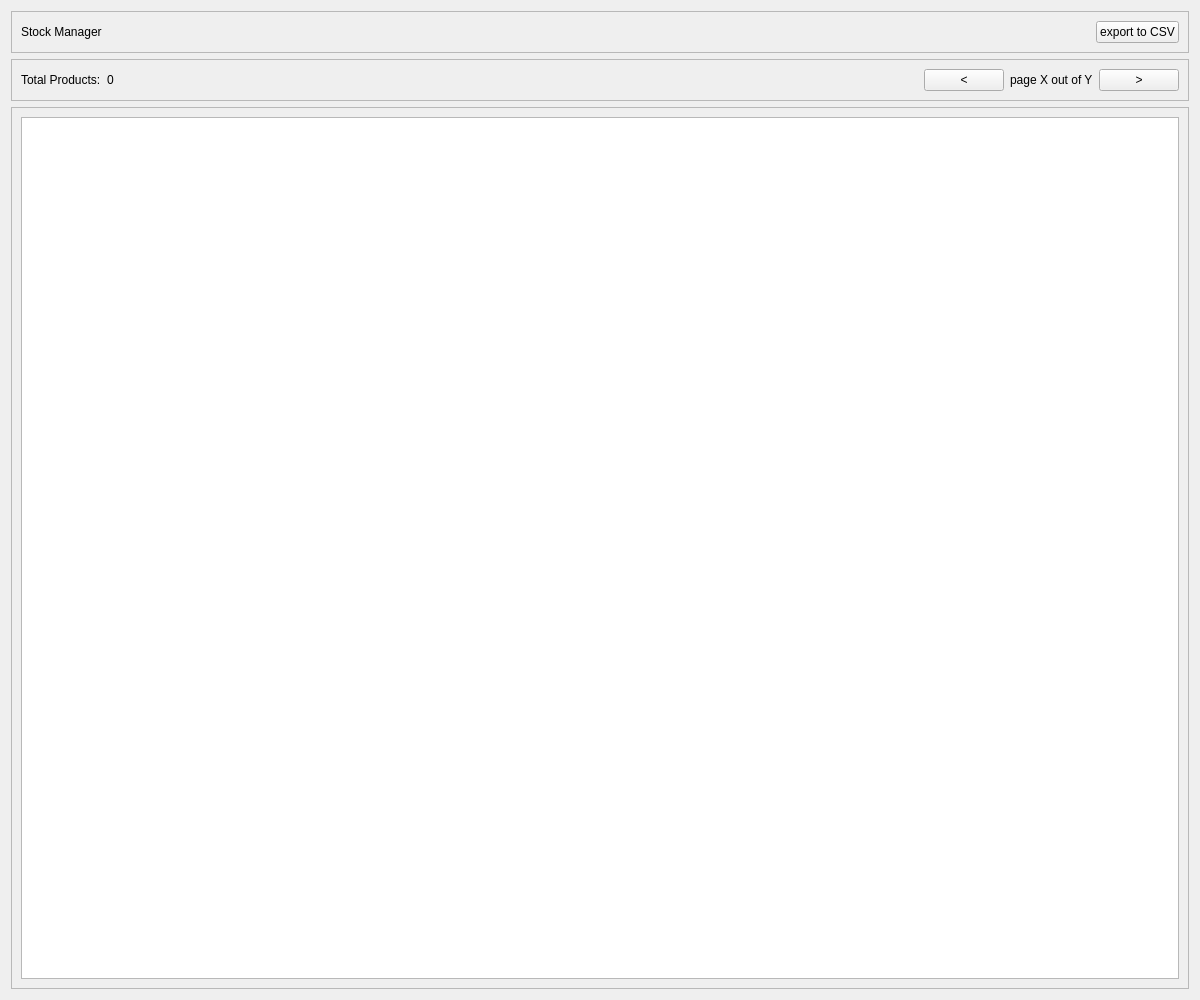
The window that penyamanager/admin/stockmanagementwindow.ui (eguzki/penyamanager) describes before a commit, drawn with Qt 5.
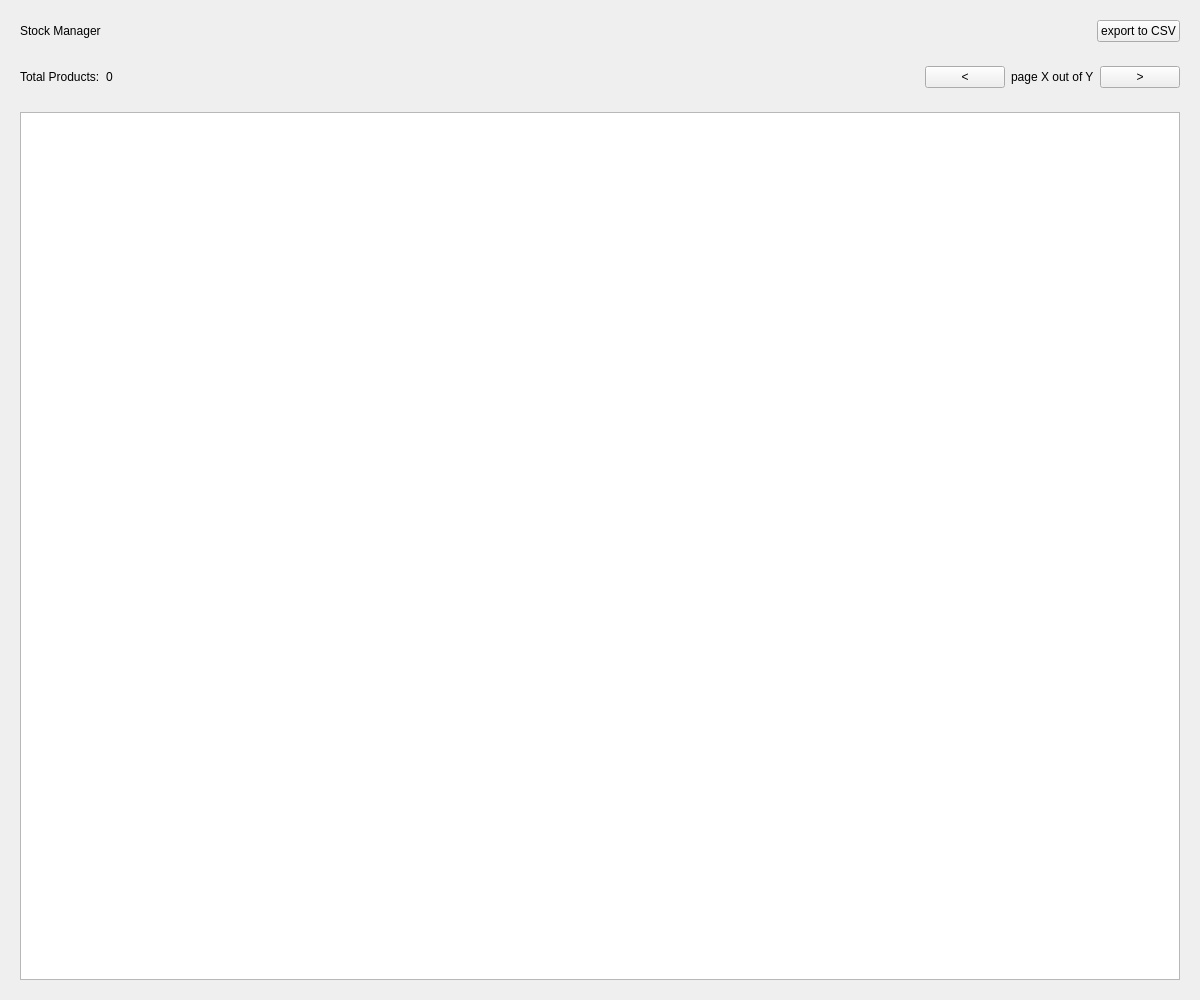
The same window after the commit.

The edit to the form file:
```diff
--- a/penyamanager/admin/stockmanagementwindow.ui
+++ b/penyamanager/admin/stockmanagementwindow.ui
@@ -57,19 +57,13 @@
   </property>
   <layout class="QVBoxLayout" name="verticalLayout">
    <item>
-    <widget class="QFrame" name="topFrame">
+    <widget class="QWidget" name="topWidget" native="true">
      <property name="sizePolicy">
       <sizepolicy hsizetype="Preferred" vsizetype="Fixed">
        <horstretch>0</horstretch>
        <verstretch>0</verstretch>
       </sizepolicy>
      </property>
-     <property name="frameShape">
-      <enum>QFrame::StyledPanel</enum>
-     </property>
-     <property name="frameShadow">
-      <enum>QFrame::Raised</enum>
-     </property>
      <layout class="QHBoxLayout" name="horizontalLayout">
       <item>
        <widget class="QLabel" name="titleLabel">
@@ -102,13 +96,7 @@
     </widget>
    </item>
    <item>
-    <widget class="QFrame" name="pagingFrame">
-     <property name="frameShape">
-      <enum>QFrame::StyledPanel</enum>
-     </property>
-     <property name="frameShadow">
-      <enum>QFrame::Raised</enum>
-     </property>
+    <widget class="QWidget" name="pagingWidget" native="true">
      <layout class="QHBoxLayout" name="horizontalLayout_3">
       <item>
        <widget class="QLabel" name="totalProductsLabel">
@@ -174,13 +162,7 @@
     </widget>
    </item>
    <item>
-    <widget class="QFrame" name="productsFrame">
-     <property name="frameShape">
-      <enum>QFrame::StyledPanel</enum>
-     </property>
-     <property name="frameShadow">
-      <enum>QFrame::Raised</enum>
-     </property>
+    <widget class="QWidget" name="productsWidget" native="true">
      <layout class="QVBoxLayout" name="verticalLayout_4">
       <item>
        <widget class="QTableWidget" name="productsTableWidget">
```
